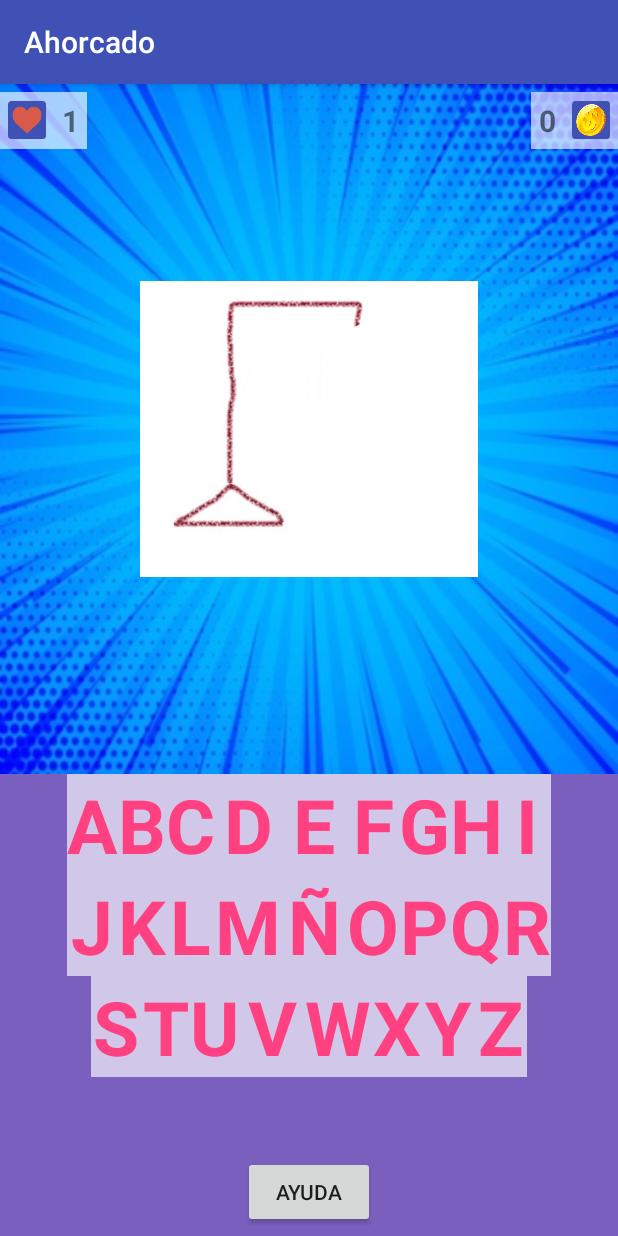
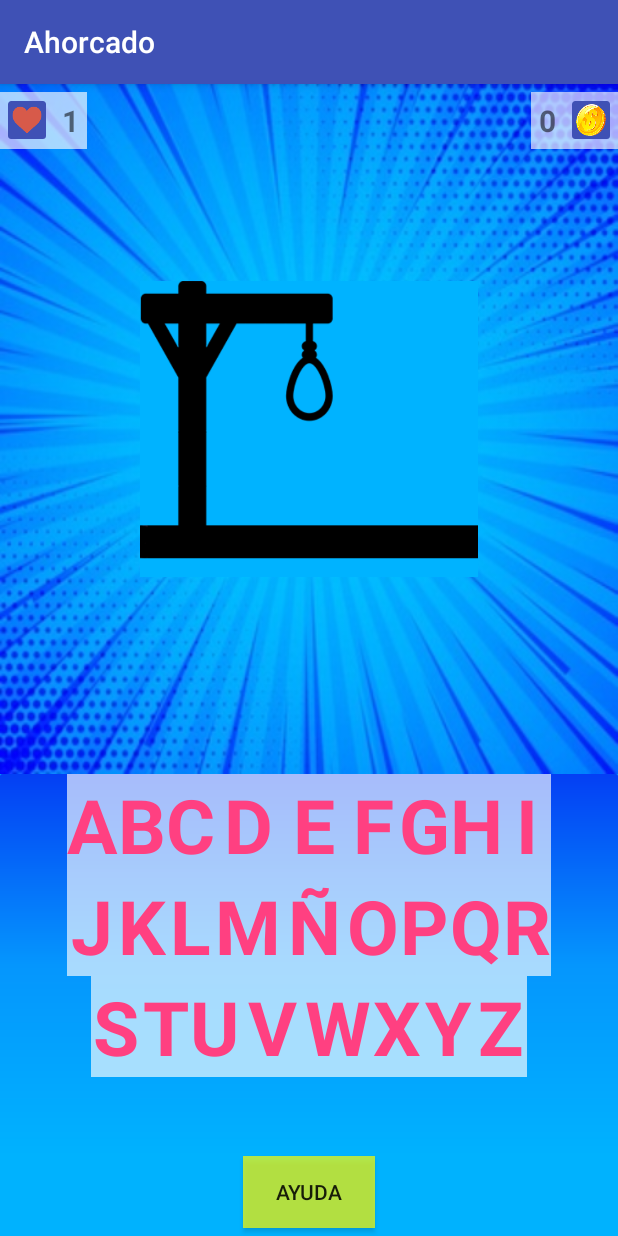
Before and after one commit to PedroJSL/Ahorcado, an Android app: the screen it shows after launch (MainActivity), on a phone screen of 412 x 824 dp. Run offline under Robolectric (Android 15) with nearby library versions, the light colour scheme and no system bars.

Commit message:
Cambio de imagenes y ligera mejora en el layout

```diff
--- /dev/null
+++ b/app/src/main/res/drawable/gradient.xml
@@ -0,0 +1,12 @@
+<?xml version="1.0" encoding="utf-8"?>
+<shape xmlns:android="http://schemas.android.com/apk/res/android">
+    <gradient
+        android:startColor="#043ff4"
+        android:centerColor="#0596FD"
+        android:endColor="#00B2FE"
+        android:angle="270"/>
+
+    <corners
+        android:radius="1dp"/>
+
+</shape>
--- a/app/src/main/res/layout/activity_main.xml
+++ b/app/src/main/res/layout/activity_main.xml
@@ -1,7 +1,7 @@
 <?xml version="1.0" encoding="utf-8"?>
 <LinearLayout xmlns:android="http://schemas.android.com/apk/res/android"
     android:orientation="vertical"
-    android:background="#7b5fbe"
+    android:background="#00b2fe"
     xmlns:tools="http://schemas.android.com/tools"
     android:layout_width="match_parent"
     android:layout_height="match_parent"
@@ -44,7 +44,7 @@
         <ImageView
             android:id="@+id/horca"
             android:scaleType="fitCenter"
-            android:src="@drawable/iniciohorca"
+            android:src="@drawable/fallo_0"
             android:layout_centerInParent="true"
             android:layout_width="225dp"
             android:layout_height="225dp"/>
@@ -59,6 +59,7 @@
     </RelativeLayout>
 
     <TableLayout
+        android:background="@drawable/gradient"
         android:id="@+id/teclado"
         android:layout_weight="5"
         android:layout_width="match_parent"
@@ -67,6 +68,7 @@
     </TableLayout>
 
     <Button
+        android:background="#B2FFFF00"
         android:text="@string/ayuda"
         android:layout_marginBottom="5dp"
         android:layout_gravity="center"
```
Also changed, not shown: app/src/main/res/drawable/fallo_0.png (added), app/src/main/res/drawable/fallo_1.png (added), app/src/main/res/drawable/fallo_2.png (added), app/src/main/res/drawable/fallo_3.png (added), app/src/main/res/drawable/fallo_4.png (added), app/src/main/res/drawable/fallo_5.png (added), app/src/main/res/drawable/fallo_6.png (added), app/src/main/res/drawable/horcabrazod.jpg (deleted), app/src/main/res/drawable/horcabrazoi.jpg (deleted), app/src/main/res/drawable/horcacabeza.jpg (deleted), app/src/main/res/drawable/horcacuerpo.jpg (deleted), app/src/main/res/drawable/horcapiernad.jpg (deleted), app/src/main/res/drawable/horcapiernai.jpg (deleted), app/src/main/res/drawable/iniciohorca.jpg (deleted).
